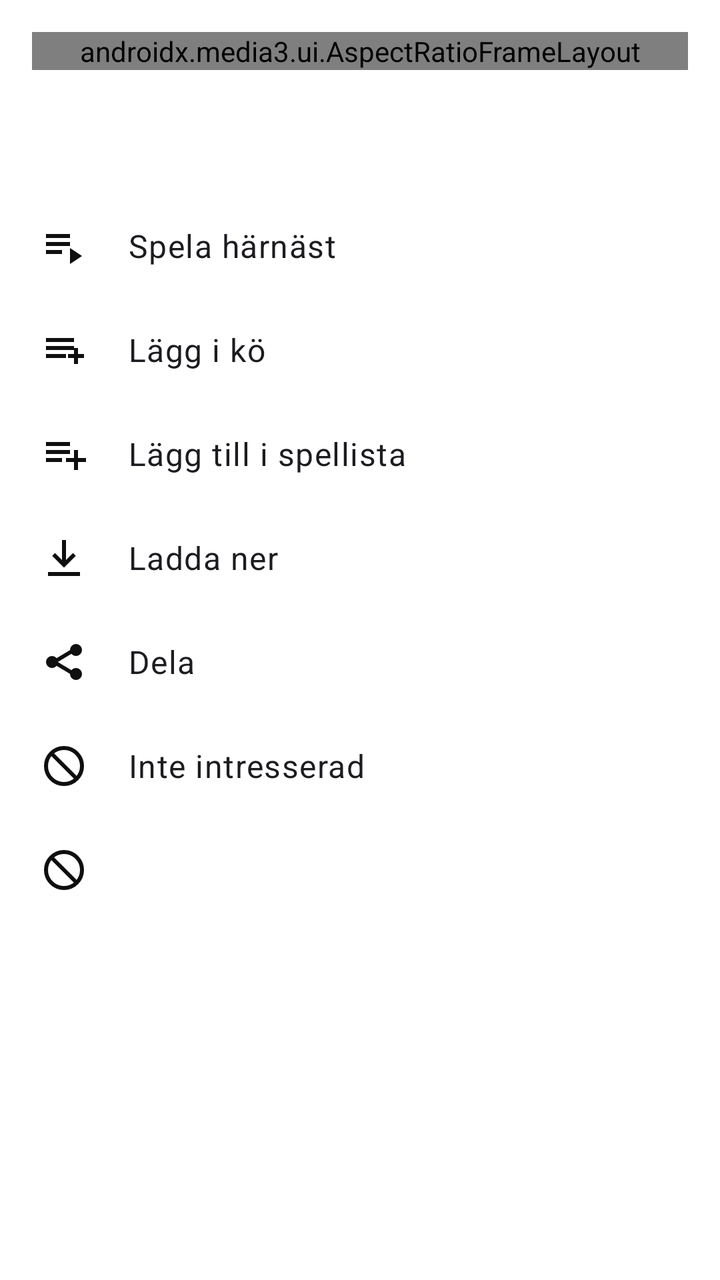
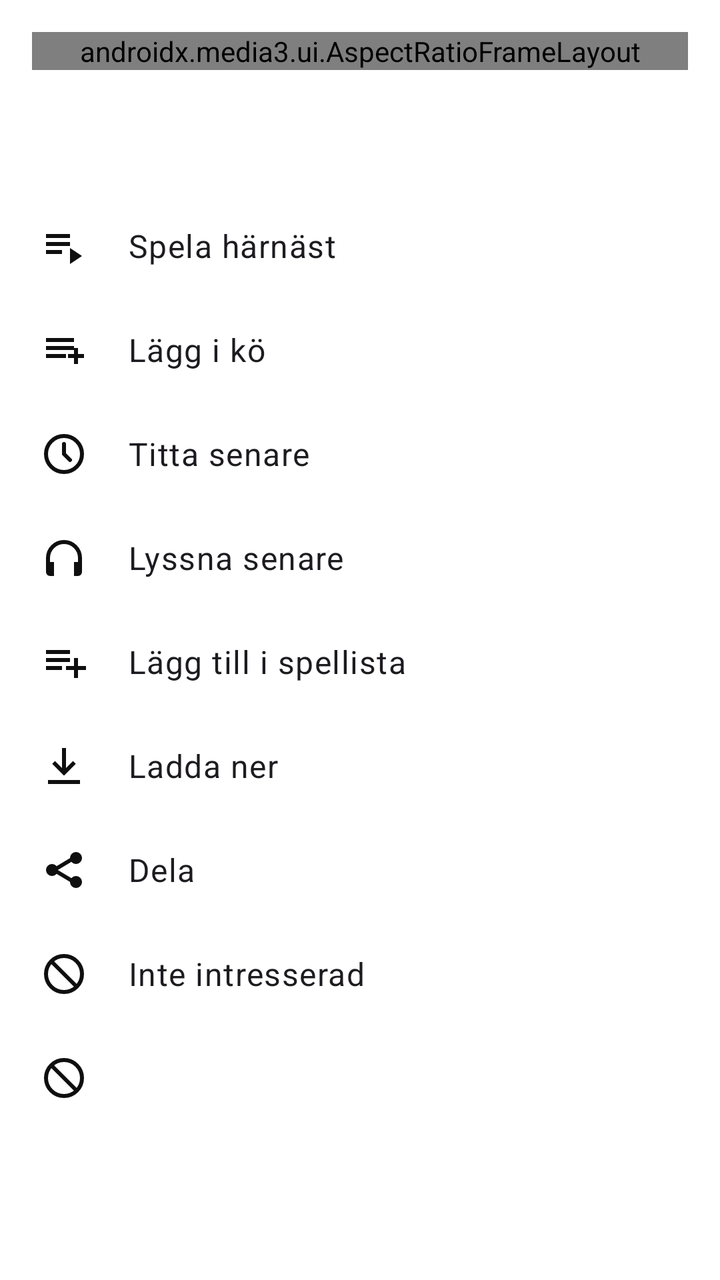

Two renders of the same Android screen: before a commit and after it. Below are the layout's source before the change and the commit's diff.
<!-- AndroidManifest.xml: application theme Theme.CarTube -->
<!-- res/layout/sheet_video_actions.xml -->
<?xml version="1.0" encoding="utf-8"?>
<androidx.core.widget.NestedScrollView xmlns:android="http://schemas.android.com/apk/res/android"
    xmlns:app="http://schemas.android.com/apk/res-auto"
    android:layout_width="match_parent"
    android:layout_height="wrap_content">

    <LinearLayout
        android:layout_width="match_parent"
        android:layout_height="wrap_content"
        android:orientation="vertical"
        android:paddingBottom="16dp">

        <androidx.media3.ui.AspectRatioFrameLayout
            android:id="@+id/previewFrame"
            android:layout_width="match_parent"
            android:layout_height="wrap_content"
            android:layout_margin="16dp"
            app:resize_mode="fixed_width">

            <com.google.android.material.imageview.ShapeableImageView
                android:id="@+id/preview"
                android:layout_width="match_parent"
                android:layout_height="match_parent"
                android:contentDescription="@string/preview"
                android:scaleType="centerCrop"
                app:shapeAppearanceOverlay="@style/ShapeRounded12" />
        </androidx.media3.ui.AspectRatioFrameLayout>

        <TextView
            android:id="@+id/title"
            android:layout_width="match_parent"
            android:layout_height="wrap_content"
            android:ellipsize="end"
            android:maxLines="2"
            android:paddingHorizontal="16dp"
            android:textAppearance="?attr/textAppearanceTitleMedium" />

        <TextView
            android:id="@+id/meta"
            android:layout_width="match_parent"
            android:layout_height="wrap_content"
            android:paddingHorizontal="16dp"
            android:paddingBottom="8dp"
            android:textAppearance="?attr/textAppearanceBodySmall"
            android:textColor="?attr/colorOnSurfaceVariant" />

        <TextView
            android:id="@+id/playNext"
            style="@style/CarTube.SheetItem"
            android:text="@string/play_next"
            app:drawableStartCompat="@drawable/ic_play_next" />

        <TextView
            android:id="@+id/addToQueue"
            style="@style/CarTube.SheetItem"
            android:text="@string/add_to_queue"
            app:drawableStartCompat="@drawable/ic_queue" />

        <TextView
            android:id="@+id/addToPlaylist"
            style="@style/CarTube.SheetItem"
            android:text="@string/add_to_playlist"
            app:drawableStartCompat="@drawable/ic_playlist_add" />

        <TextView
            android:id="@+id/download"
            style="@style/CarTube.SheetItem"
            android:text="@string/download"
            app:drawableStartCompat="@drawable/ic_download" />

        <TextView
            android:id="@+id/share"
            style="@style/CarTube.SheetItem"
            android:text="@string/share"
            app:drawableStartCompat="@drawable/ic_share" />

        <TextView
            android:id="@+id/notInterested"
            style="@style/CarTube.SheetItem"
            android:text="@string/not_interested"
            app:drawableStartCompat="@drawable/ic_block" />

        <TextView
            android:id="@+id/blockChannel"
            style="@style/CarTube.SheetItem"
            app:drawableStartCompat="@drawable/ic_block" />
    </LinearLayout>
</androidx.core.widget.NestedScrollView>
<!-- resources referenced by this layout -->
<resources>
  <!-- drawable ic_block (drawable) -->
  <vector xmlns:android="http://schemas.android.com/apk/res/android"
      android:width="24dp" android:height="24dp" android:viewportWidth="24" android:viewportHeight="24"
      android:tint="?attr/colorControlNormal">
      <path android:fillColor="#00000000" android:strokeColor="#FFFFFFFF" android:strokeWidth="2" android:pathData="M12,12m-9,0a9,9 0,1 1,18 0a9,9 0,1 1,-18 0M5.6,5.6L18.4,18.4" />
  </vector>
  <!-- drawable ic_download (drawable) -->
  <vector xmlns:android="http://schemas.android.com/apk/res/android"
      android:width="24dp" android:height="24dp" android:viewportWidth="24" android:viewportHeight="24"
      android:tint="?attr/colorControlNormal">
      <path android:fillColor="#FFFFFFFF" android:pathData="M11,3h2v10l3.5,-3.5 1.4,1.4L12,16.8 6.1,10.9l1.4,-1.4L11,13zM4,19h16v2H4z" />
  </vector>
  <!-- drawable ic_play_next (drawable) -->
  <vector xmlns:android="http://schemas.android.com/apk/res/android"
      android:width="24dp" android:height="24dp" android:viewportWidth="24" android:viewportHeight="24"
      android:tint="?attr/colorControlNormal">
      <path android:fillColor="#FFFFFFFF" android:pathData="M3,6h12v2H3zM3,10h12v2H3zM3,14h8v2H3zM15,13v8l6,-4z" />
  </vector>
  <!-- drawable ic_playlist_add (drawable) -->
  <vector xmlns:android="http://schemas.android.com/apk/res/android"
      android:width="24dp" android:height="24dp" android:viewportWidth="24" android:viewportHeight="24"
      android:tint="?attr/colorControlNormal">
      <path android:fillColor="#FFFFFFFF" android:pathData="M3,6h12v2H3zM3,10h12v2H3zM3,14h8v2H3zM17,10h2v4h4v2h-4v4h-2v-4h-4v-2h4z" />
  </vector>
  <!-- drawable ic_queue (drawable) -->
  <vector xmlns:android="http://schemas.android.com/apk/res/android"
      android:width="24dp" android:height="24dp" android:viewportWidth="24" android:viewportHeight="24"
      android:tint="?attr/colorControlNormal">
      <path android:fillColor="#FFFFFFFF" android:pathData="M3,6h14v2H3zM3,10h14v2H3zM3,14h10v2H3zM17,14v-3h2v3h3v2h-3v3h-2v-3h-3v-2z" />
  </vector>
  <string name="add_to_playlist">Lägg till i spellista</string>
  <string name="add_to_queue">Lägg i kö</string>
  <string name="download">Ladda ner</string>
  <string name="not_interested">Inte intresserad</string>
  <string name="play_next">Spela härnäst</string>
  <string name="preview">Förhandsvisning</string>
  <string name="share">Dela</string>
  <style name="ShapeRounded12" parent="">
          <item name="cornerFamily">rounded</item>
          <item name="cornerSize">12dp</item>
      </style>
  <color name="brand">#E53935</color>
  <color name="brand_dark">#B71C1C</color>
  <!-- unchanged entries left out for length: 3 -->
</resources>

<!-- the commit's change to res/layout/sheet_video_actions.xml (unified diff, before → after) -->
@@ -57,6 +57,18 @@
             app:drawableStartCompat="@drawable/ic_queue" />
 
         <TextView
+            android:id="@+id/watchLater"
+            style="@style/CarTube.SheetItem"
+            android:text="@string/watch_later"
+            app:drawableStartCompat="@drawable/ic_watch_later" />
+
+        <TextView
+            android:id="@+id/listenLater"
+            style="@style/CarTube.SheetItem"
+            android:text="@string/listen_later"
+            app:drawableStartCompat="@drawable/ic_headphones" />
+
+        <TextView
             android:id="@+id/addToPlaylist"
             style="@style/CarTube.SheetItem"
             android:text="@string/add_to_playlist"
<!-- resource entries referenced after the edit -->
@@ -11,6 +11,13 @@
       android:width="24dp" android:height="24dp" android:viewportWidth="24" android:viewportHeight="24"
       android:tint="?attr/colorControlNormal">
       <path android:fillColor="#FFFFFFFF" android:pathData="M11,3h2v10l3.5,-3.5 1.4,1.4L12,16.8 6.1,10.9l1.4,-1.4L11,13zM4,19h16v2H4z" />
+  </vector>
+  <!-- drawable ic_headphones (drawable) -->
+  <vector xmlns:android="http://schemas.android.com/apk/res/android"
+      android:width="24dp" android:height="24dp" android:viewportWidth="24" android:viewportHeight="24"
+      android:tint="?attr/colorControlNormal">
+      <path android:fillColor="#00000000" android:strokeColor="#FFFFFFFF" android:strokeWidth="2" android:pathData="M4,15v-3a8,8 0,0 1,16 0v3" />
+      <path android:fillColor="#FFFFFFFF" android:pathData="M3,14h4v7H5a2,2 0,0 1,-2 -2zM17,14h4v5a2,2 0,0 1,-2 2h-2z" />
   </vector>
   <!-- drawable ic_play_next (drawable) -->
   <vector xmlns:android="http://schemas.android.com/apk/res/android"
@@ -30,13 +37,21 @@
       android:tint="?attr/colorControlNormal">
       <path android:fillColor="#FFFFFFFF" android:pathData="M3,6h14v2H3zM3,10h14v2H3zM3,14h10v2H3zM17,14v-3h2v3h3v2h-3v3h-2v-3h-3v-2z" />
   </vector>
+  <!-- drawable ic_watch_later (drawable) -->
+  <vector xmlns:android="http://schemas.android.com/apk/res/android"
+      android:width="24dp" android:height="24dp" android:viewportWidth="24" android:viewportHeight="24"
+      android:tint="?attr/colorControlNormal">
+      <path android:fillColor="#00000000" android:strokeColor="#FFFFFFFF" android:strokeWidth="2" android:strokeLineCap="round" android:pathData="M12,12m-9,0a9,9 0,1 1,18 0a9,9 0,1 1,-18 0M12,7v5l3,3" />
+  </vector>
   <string name="add_to_playlist">Lägg till i spellista</string>
   <string name="add_to_queue">Lägg i kö</string>
   <string name="download">Ladda ner</string>
+  <string name="listen_later">Lyssna senare</string>
   <string name="not_interested">Inte intresserad</string>
   <string name="play_next">Spela härnäst</string>
   <string name="preview">Förhandsvisning</string>
   <string name="share">Dela</string>
+  <string name="watch_later">Titta senare</string>
   <style name="ShapeRounded12" parent="">
           <item name="cornerFamily">rounded</item>
           <item name="cornerSize">12dp</item>
